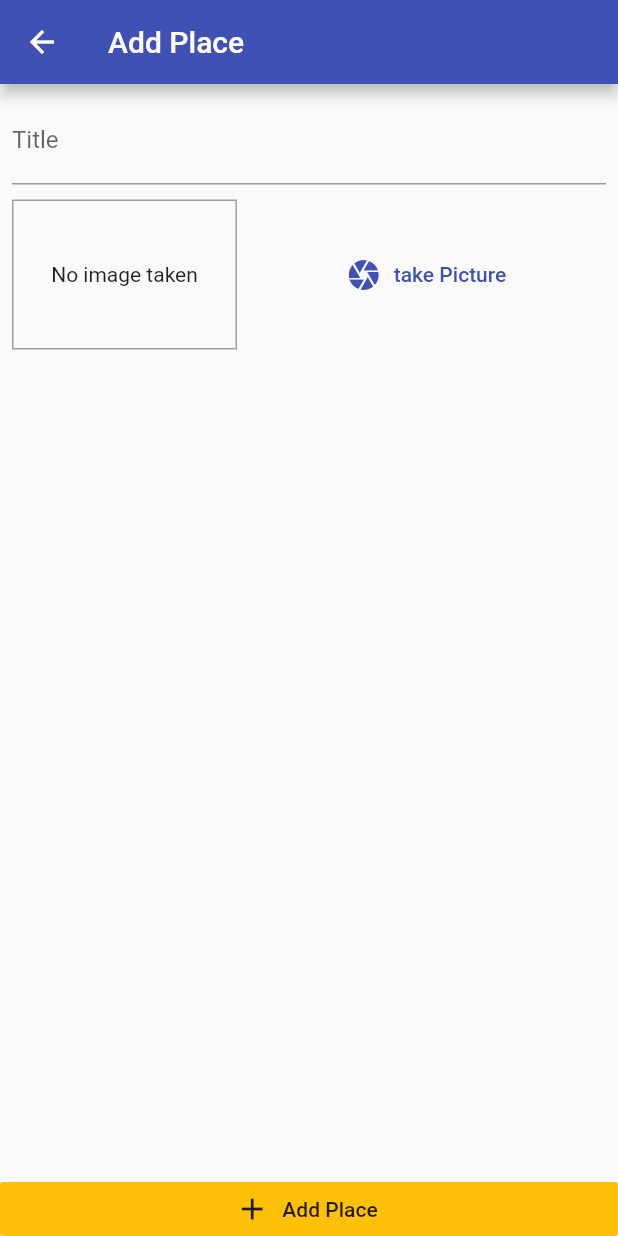
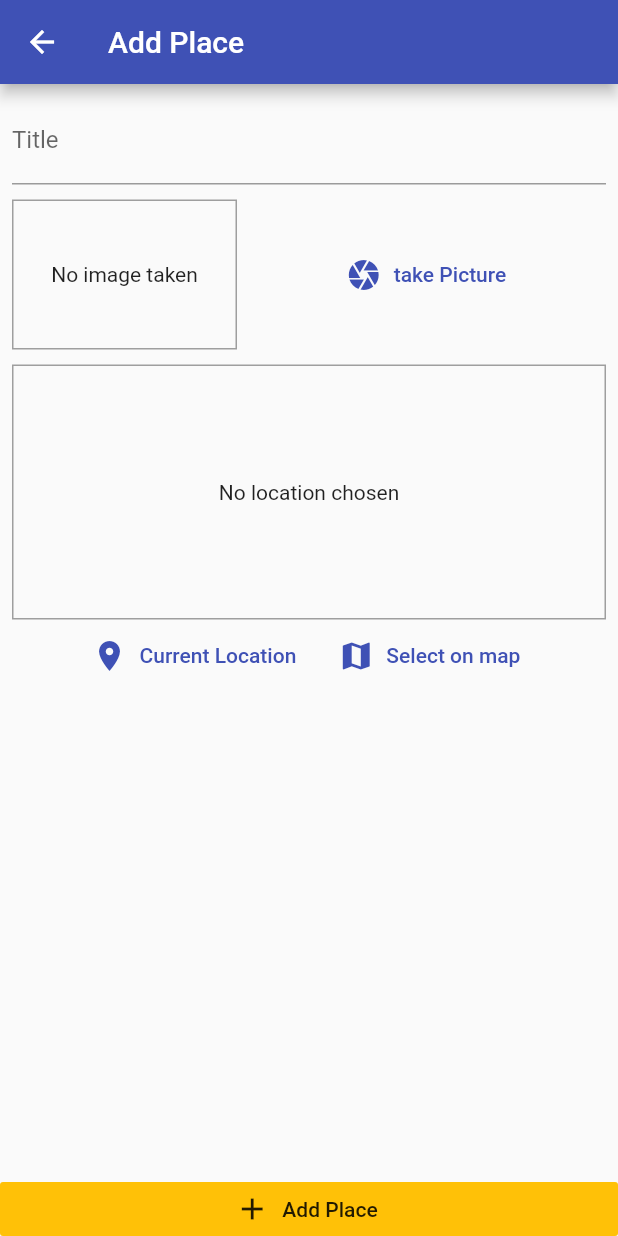
Before and after one commit to ameyd96/Flutter-Apps, a Flutter app: the screen it shows after launch, after a tap on the "add" icon, on a phone screen of 412 x 824 dp. Run offline on Flutter 3.47's test engine with Material 2 defaults, Android fonts, the phone set to English and light mode, and no system bars; our stand-ins replace image_picker, location, sqflite; accounts and stored records are empty.

Commit message:
Not Completed features

```diff
--- /dev/null
+++ b/native_features/lib/helpers/db_helper.dart
@@ -0,0 +1,27 @@
+import 'package:sqflite/sqflite.dart' as sql;
+import 'package:path/path.dart' as path;
+import 'package:sqflite/sqlite_api.dart';
+
+class DBHelper {
+  static Future<Database> database() async {
+    final dbPath = await sql.getDatabasesPath();
+    return await sql.openDatabase(path.join(dbPath, 'places.db'), version: 1,
+        onCreate: (db, version) {
+      return db.execute(
+          'CREATE TABLE user_places(id TEXT PRIMARY KEY, title TEXT,image TEXT)');
+    });
+  }
+
+  static Future<void> insert(String table, Map<String, Object> data) async {
+    final db = await DBHelper.database();
+    db.insert(
+      table,
+      data,
+      conflictAlgorithm: ConflictAlgorithm.replace,
+    );
+  }
+  static Future<List<Map<String, dynamic>>> getData(String table) async{
+     final db = await DBHelper.database();
+    return db.query(table);
+  }
+}
--- a/native_features/lib/providers/great_places.dart
+++ b/native_features/lib/providers/great_places.dart
@@ -3,6 +3,7 @@ import 'dart:io';
 import 'package:flutter/foundation.dart';
 
 import '../models/place.dart';
+import '../helpers/db_helper.dart';
 
 class GreatPlace with ChangeNotifier {
   List<Place> _items = [];
@@ -11,7 +12,18 @@ class GreatPlace with ChangeNotifier {
     return [..._items];
   }
 
-  void addPlace(String pickedTitle, File pickedImage) {
+  // void addPlace(String pickedTitle, File pickedImage) {
+  //   final newPlace = Place(
+  //     id: DateTime.now().toString(),
+  //     image: pickedImage,
+  //     title: pickedTitle,
+  //     location: null,
+  //   );
+  //   _items.add(newPlace);
+  void addPlace(
+    String pickedTitle,
+    File pickedImage,
+  ) {
     final newPlace = Place(
       id: DateTime.now().toString(),
       image: pickedImage,
@@ -20,5 +32,24 @@ class GreatPlace with ChangeNotifier {
     );
     _items.add(newPlace);
     notifyListeners();
+    DBHelper.insert('user_places', {
+      'id': newPlace.id,
+      'title': newPlace.title,
+      'image': newPlace.image.path
+    });
+  }
+
+  Future<void> fetchAndGetPlaces() async {
+    final dataList = await DBHelper.getData('user_places');
+    dataList
+        .map(
+          (item) => Place(
+              id: item['id'],
+              title: item['title'],
+              image: File(item['image']),
+              location: null),
+        )
+        .toList();
+        notifyListeners();
   }
 }
--- a/native_features/lib/screens/add_place_screen.dart
+++ b/native_features/lib/screens/add_place_screen.dart
@@ -5,6 +5,7 @@ import 'package:provider/provider.dart';
 
 import '../widgets/image_input.dart';
 import '../providers/great_places.dart';
+import '../widgets/location_input.dart';
 
 class AddPlaceScreen extends StatefulWidget {
   static const routeName = '/add-place';
@@ -54,6 +55,10 @@ class _AddPlaceScreenState extends State<AddPlaceScreen> {
                       height: 10,
                     ),
                     ImageInput(_selectImage),
+                    SizedBox(),SizedBox(
+                      height: 10,
+                    ),
+                    LocationInput(),
                   ],
                 ),
               ),
--- a/native_features/lib/screens/places_list_screen.dart
+++ b/native_features/lib/screens/places_list_screen.dart
@@ -19,7 +19,15 @@ class PlacesListScreen extends StatelessWidget {
           ),
         ],
       ),
-      body: Consumer<GreatPlace>(
+      body: FutureBuilder(
+        future:
+            Provider.of<GreatPlace>(context, listen: false).fetchAndGetPlaces(),
+        builder: (ctx, snapshot) => snapshot.connectionState ==
+                ConnectionState.waiting
+            ? Center(
+                child: CircularProgressIndicator(),
+              )
+            : Consumer<GreatPlace>(
                 child: Center(
                   child: Text('Got no places yet,adding them'),
                 ),
@@ -29,9 +37,9 @@ class PlacesListScreen extends StatelessWidget {
                         itemCount: greatPlaces.items.length,
                         itemBuilder: (ctx, i) => ListTile(
                           leading: CircleAvatar(
-                    backgroundImage: FileImage(greatPlaces.items[i].image,
+                            backgroundImage: FileImage(
+                              greatPlaces.items[i].image,
                             ),
-
                           ),
                           title: Text(greatPlaces.items[i].title),
                           onTap: () {
@@ -40,6 +48,7 @@ class PlacesListScreen extends StatelessWidget {
                         ),
                       ),
               ),
+      ),
     );
   }
 }
--- a/native_features/lib/widgets/image_input.dart
+++ b/native_features/lib/widgets/image_input.dart
@@ -18,28 +18,28 @@ class _ImageInputState extends State<ImageInput> {
   File _storedImage;
 
   Future<void> _takePicture() async {
-    // final picker = ImagePicker();
-    // final imageFile = await picker.getImage(
+    final picker = ImagePicker();
+    final imageFile = await picker.pickImage(
+      source: ImageSource.camera,
+      maxWidth: 600,
+    );
+    // final imageFile = await ImagePicker.pickImage(
     //   source: ImageSource.camera,
     //   maxWidth: 600,
     // );
-    final imageFile = await ImagePicker.pickImage(
-      source: ImageSource.camera,
-      maxWidth: 600,
-    );
     if(imageFile == null){
       return;
     }
+    // setState(() {
+    //   _storedImage = imageFile;
+    // });
     setState(() {
-      _storedImage = imageFile;
+      _storedImage = File(imageFile.path);
     });
-    // setState(() {
-    //   _storedImage = File(imageFile.path);
-    // });
 
     final appDir = await syspaths.getApplicationDocumentsDirectory();
     final fileName = path.basename(imageFile.path);
-    final savedImage = imageFile.copy('${appDir.path}/$fileName');
+    final savedImage = await _storedImage.copy('${appDir.path}/$fileName');
 
     widget.onSelectImage(savedImage);
   }
--- /dev/null
+++ b/native_features/lib/widgets/location_input.dart
@@ -0,0 +1,59 @@
+
+
+import 'package:flutter/material.dart';
+import 'package:location/location.dart';
+
+class LocationInput extends StatefulWidget {
+  @override
+  _LocationInputState createState() => _LocationInputState();
+}
+
+class _LocationInputState extends State<LocationInput> {
+  String _previewImageUrl;
+
+  Future<void> _getCurrentLocation() async {
+   final locData = await Location().getLocation();
+   print(locData.latitude);
+   print(locData.longitude);
+  }
+
+  @override
+  Widget build(BuildContext context) {
+    return Column(
+      children: [
+        Container(
+          height: 170,
+          width: double.infinity,
+          alignment: Alignment.center,
+          decoration: BoxDecoration(
+            border: Border.all(width: 1, color: Colors.grey),
+          ),
+          child: _previewImageUrl == null
+              ? Text('No location chosen')
+              : Image.network(
+                  _previewImageUrl,
+                  fit: BoxFit.cover,
+                  width: double.infinity,
+                ),
+        ),
+        Row(
+          mainAxisAlignment: MainAxisAlignment.center,
+          children: [
+            FlatButton.icon(
+              onPressed: _getCurrentLocation,
+              icon: Icon(Icons.location_on),
+              label: Text('Current Location'),
+              textColor: Theme.of(context).primaryColor,
+            ),
+            FlatButton.icon(
+              onPressed: () {},
+              icon: Icon(Icons.map),
+              label: Text('Select on map'),
+              textColor: Theme.of(context).primaryColor,
+            ),
+          ],
+        )
+      ],
+    );
+  }
+}
--- a/native_features/pubspec.yaml
+++ b/native_features/pubspec.yaml
@@ -33,10 +33,12 @@ dev_dependencies:
   flutter_test:
     sdk: flutter
   provider: ^5.0.0
-  #image_picker: ^0.8.2
-  image_picker: ^0.6.0+9
+  image_picker: ^0.8.2
+  #image_picker: ^0.6.0+9
   path_provider: ^2.0.2
   path: ^1.8.0
+  sqflite: ^2.0.0+3
+  location: ^4.3.0
 
 # For information on the generic Dart part of this file, see the
 # following page: https://dart.dev/tools/pub/pubspec
```
Also changed, not shown: native_features/pubspec.lock, 2 other files. Lines whose indentation alone changed are shown as unchanged.
